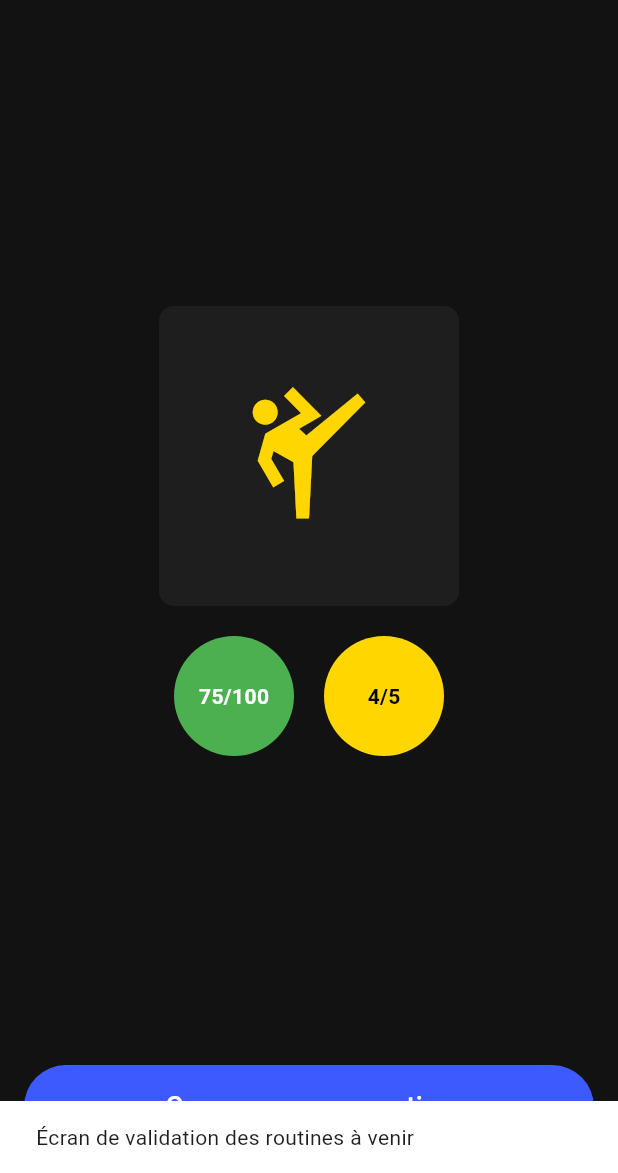
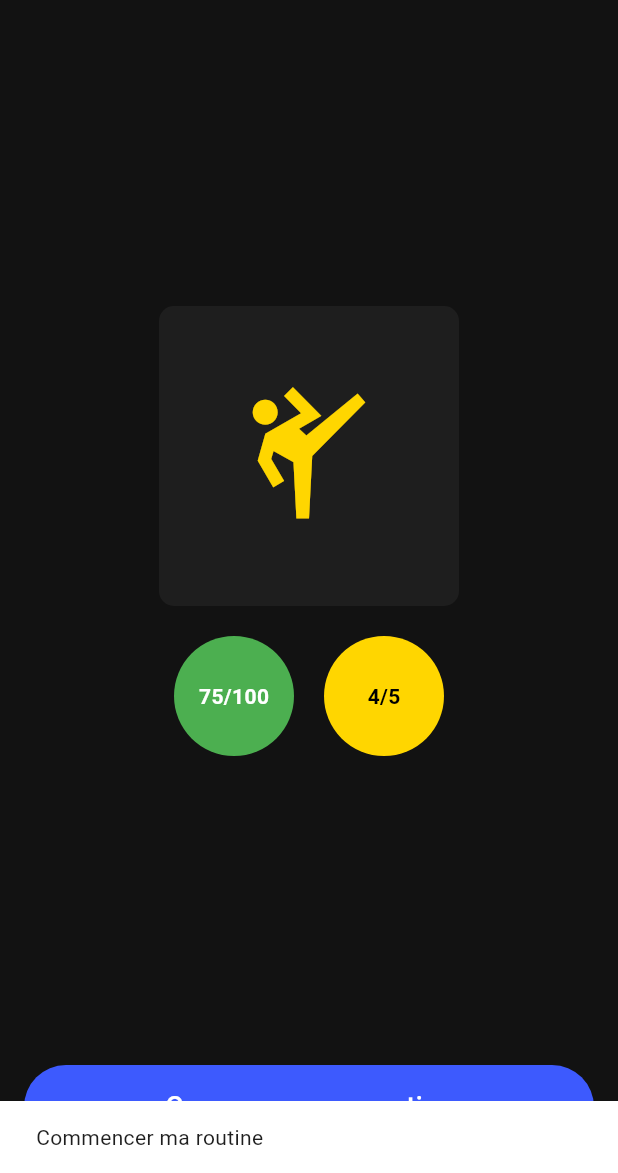
Before and after one commit to Paul09bk/SSC, a Flutter app: the screen it shows after launch, after a tap on "Commencer ma routine", on a phone screen of 412 x 824 dp, the part 63-1236 px from its top. Run offline on Flutter 3.47's test engine with Material 3 defaults, Android fonts, the phone set to English and light mode, and no system bars; our stand-ins replace cloud_firestore, firebase_auth; accounts and stored records are empty.

Commit message:
Update 2

```diff
--- a/lib/screens/user/tamagotchi_screen.dart
+++ b/lib/screens/user/tamagotchi_screen.dart
@@ -20,6 +20,8 @@ class _TamagotchiScreenState extends State<TamagotchiScreen> {
     return Scaffold(
       appBar: AppBar(
         title: const Text('Sunday Sport Club'),
+        // Ne pas définir de leading personnalisé
+        // Flutter affichera automatiquement l'icône hamburger pour le drawer
         actions: [
           IconButton(
             icon: const Icon(Icons.calendar_today),
@@ -123,9 +125,9 @@ class _TamagotchiScreenState extends State<TamagotchiScreen> {
                 padding: const EdgeInsets.symmetric(vertical: 15),
               ),
               onPressed: () {
-                // Navigation vers l'écran de validation des routines (vous devez créer un écran spécifique)
+                // Navigation vers l'écran de validation des routines
                 ScaffoldMessenger.of(context).showSnackBar(
-                  const SnackBar(content: Text('Écran de validation des routines à venir')),
+                  const SnackBar(content: Text('Commencer ma routine')),
                 );
 
                 // Quand vous aurez créé l'écran de validation, vous pourrez utiliser cette navigation:
@@ -142,8 +144,7 @@ class _TamagotchiScreenState extends State<TamagotchiScreen> {
           ),
         ],
       ),
-      // Ajout d'un bouton drawer pour être sûr que le drawer soit accessible
-      drawer: null, // Le drawer est défini dans AppNavigation
+      // Ne pas définir de drawer ici, il est déjà défini dans AppNavigation
     );
   }
 }
```
Also changed, not shown: lib/screens/user/class_booking_screen.dart (+10 -3 lines), lib/screens/user/routine_validation_screen.dart (+4 -6 lines), lib/screens/user/weekly_routines_screen.dart (+10 -3 lines).
